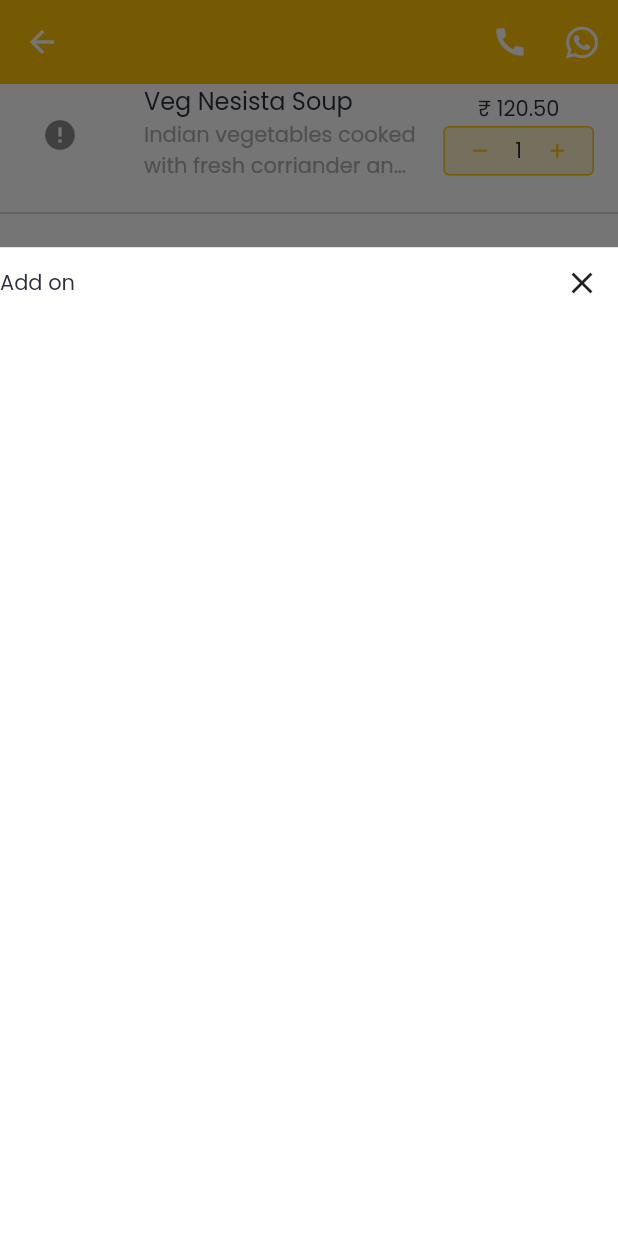
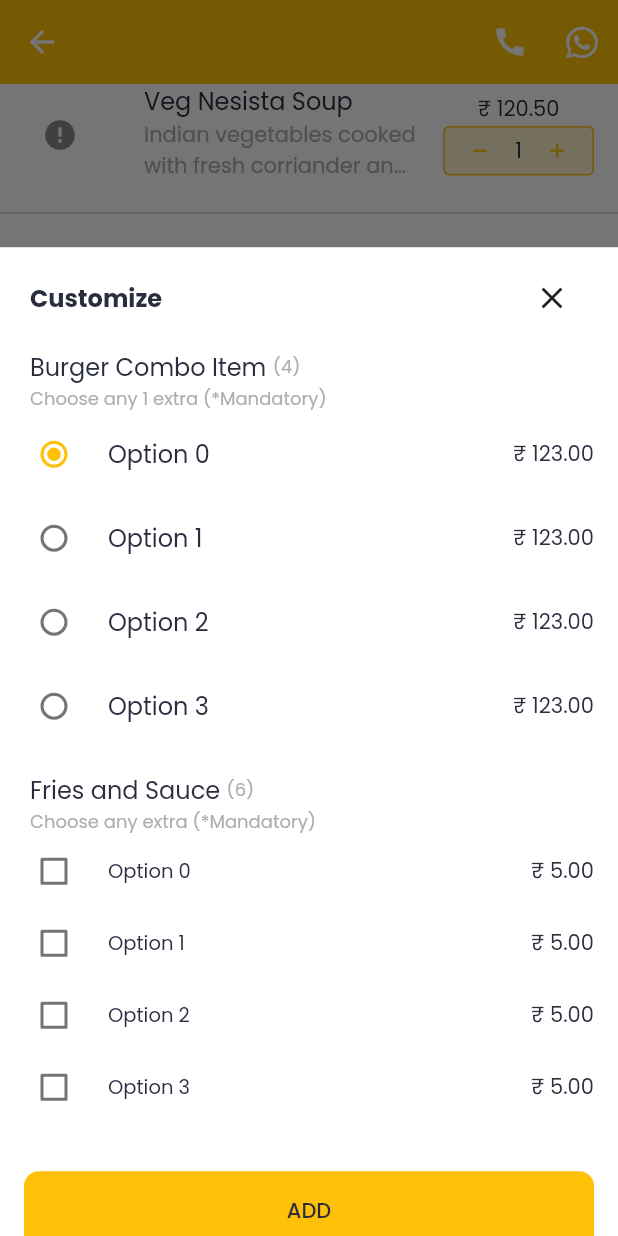
Before and after one commit to IamAKX/combojumbo-spoton, a Flutter app: the MenuScreen screen opened by its route, scrolled down 576 dp, after a tap on the "remove" icon, on a phone screen of 412 x 824 dp. Run offline on Flutter 3.47's test engine with Material 2 defaults, Android fonts, the phone set to English and light mode, and no system bars; drawn by our look-alikes of cached_network_image; our stand-ins replace awesome_dialog, carousel_slider, floating_bottom_navigation_bar, flutter_html, flutter_svg, font_awesome_flutter and 5 more; network calls fail.

Commit message:
menu ui screen

```diff
--- a/lib/screen/menu/menu_screen.dart
+++ b/lib/screen/menu/menu_screen.dart
@@ -188,7 +188,9 @@ class _MenuScreenState extends State<MenuScreen> {
                     'Indian vegetables cooked with fresh corriander and garnished with chopped veggies',
                 amount: '120.50',
                 imageUrl:
-                      'https://www.combojumbo.in/master/food/images/95image19122021-07-24-10-50-35nesista.jpg'),
+                    'https://www.combojumbo.in/master/food/images/95image19122021-07-24-10-50-35nesista.jpg',
+                parentContext: context,
+              ),
             },
             SizedBox(
               height: defaultPadding * 2,
@@ -204,7 +206,9 @@ class _MenuScreenState extends State<MenuScreen> {
                     'Paneer marinated in curd and indian spices cooked in tandoor',
                 amount: '230.50',
                 imageUrl:
-                      'https://www.combojumbo.in/master/food/images/107image16632021-06-29-18-57-17paneer-tikka.jpg'),
+                    'https://www.combojumbo.in/master/food/images/107image16632021-06-29-18-57-17paneer-tikka.jpg',
+                parentContext: context,
+              ),
             },
             SizedBox(
               height: defaultPadding * 2,
@@ -219,7 +223,9 @@ class _MenuScreenState extends State<MenuScreen> {
                 subTitle: 'A combination of our chef\'s specials',
                 amount: '180.50',
                 imageUrl:
-                      'https://www.combojumbo.in/master/food/images/293image18192021-07-24-10-58-35paneer-seekh-kebab--1.jpg'),
+                    'https://www.combojumbo.in/master/food/images/293image18192021-07-24-10-58-35paneer-seekh-kebab--1.jpg',
+                parentContext: context,
+              ),
             },
             SizedBox(
               height: defaultPadding,
--- a/lib/widgets/menu_item.dart
+++ b/lib/widgets/menu_item.dart
@@ -5,17 +5,19 @@ import 'package:cjspoton/utils/theme_config.dart';
 import 'package:flutter/material.dart';
 
 class MenuItem extends StatelessWidget {
-  const MenuItem({
+  MenuItem({
     Key? key,
     required this.title,
     required this.subTitle,
     required this.amount,
     required this.imageUrl,
+    required this.parentContext,
   }) : super(key: key);
   final String title;
   final String subTitle;
   final String amount;
   final String imageUrl;
+  final BuildContext parentContext;
 
   @override
   Widget build(BuildContext context) {
@@ -42,7 +44,7 @@ class MenuItem extends StatelessWidget {
                   children: [
                     InkWell(
                       onTap: () {
-                        addNewItemToCart(context);
+                        addNewItemToCart(parentContext);
                       },
                       child: Container(
                         padding: EdgeInsets.symmetric(
@@ -57,7 +59,9 @@ class MenuItem extends StatelessWidget {
                     ),
                     Text('1'),
                     InkWell(
-                      onTap: () {},
+                      onTap: () {
+                        addNewItemToCart(parentContext);
+                      },
                       child: Container(
                         padding: EdgeInsets.symmetric(
                             horizontal: defaultPadding,
@@ -102,31 +106,146 @@ class MenuItem extends StatelessWidget {
     );
   }
 
+  ScrollController _scrollController = ScrollController();
   Future<void> addNewItemToCart(BuildContext context) {
+    int singleSelectOption = 0;
+    List multiSelect = [];
     return showModalBottomSheet<void>(
       builder: (BuildContext context) {
         return FractionallySizedBox(
           heightFactor: 0.8,
           child: StatefulBuilder(builder: (context, setState) {
             return Column(
-                crossAxisAlignment: CrossAxisAlignment.start, children: [
-                  Row(
-                    children: [
-                      Text(
-                        "Add on",
-                        style: GoogleFonts.manrope(
-                          fontWeight: FontWeight.bold,
-                          color: TEXT_COLOR,
-                          fontSize: 18,
-                        ),
-                      ),
+                crossAxisAlignment: CrossAxisAlignment.start,
+                children: [
+                  Padding(
+                    padding: const EdgeInsets.symmetric(
+                        horizontal: 20, vertical: 10),
+                    child: Row(children: [
+                      Text('Customize',
+                          style:
+                              Theme.of(context).textTheme.subtitle1?.copyWith(
+                                    fontWeight: FontWeight.bold,
+                                  )),
                       Spacer(),
                       IconButton(
                         icon: Icon(Icons.close),
                         onPressed: () {
                           Navigator.of(context).pop();
                         },
+                      )
+                    ]),
+                  ),
+                  Expanded(
+                    child: NotificationListener(
+                      onNotification: (notification) {
+                        if (notification is ScrollEndNotification &&
+                            _scrollController.position.pixels == 0.0) {
+                          // Navigator.pop(context);
+                        }
+                        return true;
+                      },
+                      child: ListView(
+                        controller: _scrollController,
+                        children: [
+                          Padding(
+                            padding: const EdgeInsets.symmetric(horizontal: 20),
+                            child: Row(
+                              children: [
+                                Text(
+                                  'Burger Combo Item ',
+                                  style: Theme.of(context).textTheme.subtitle1,
+                                ),
+                                Text(
+                                  '(4)',
+                                  style: Theme.of(context).textTheme.caption,
+                                ),
+                              ],
+                            ),
+                          ),
+                          Padding(
+                            padding: const EdgeInsets.symmetric(horizontal: 20),
+                            child: Text(
+                              'Choose any 1 extra (*Mandatory)',
+                              style: Theme.of(context).textTheme.caption,
+                            ),
+                          ),
+                          for (var i = 0; i < 4; i++) ...{
+                            RadioListTile(
+                              title: Text('Option $i'),
+                              value: i,
+                              secondary: Text('${Constants.RUPEE} 123.00'),
+                              activeColor: primaryColor,
+                              groupValue: singleSelectOption,
+                              onChanged: (value) {
+                                setState(() {
+                                  singleSelectOption =
+                                      int.parse(value.toString());
+                                });
+                              },
+                            ),
+                          },
+                          SizedBox(
+                            height: defaultPadding,
+                          ),
+                          Padding(
+                            padding: const EdgeInsets.symmetric(horizontal: 20),
+                            child: Row(
+                              children: [
+                                Text(
+                                  'Fries and Sauce ',
+                                  style: Theme.of(context).textTheme.subtitle1,
+                                ),
+                                Text(
+                                  '(6)',
+                                  style: Theme.of(context).textTheme.caption,
+                                ),
+                              ],
+                            ),
+                          ),
+                          Padding(
+                            padding: const EdgeInsets.symmetric(horizontal: 20),
+                            child: Text(
+                              'Choose any extra (*Mandatory)',
+                              style: Theme.of(context).textTheme.caption,
+                            ),
+                          ),
+                          for (var i = 0; i < 4; i++) ...{
+                            CheckboxListTile(
+                              dense: true,
+                              title: Text('Option $i'),
+                              controlAffinity: ListTileControlAffinity.leading,
+                              value: multiSelect.contains(i),
+                              secondary: Text('${Constants.RUPEE} 5.00'),
+                              activeColor: primaryColor,
+                              onChanged: (value) {
+                                setState(() {
+                                  if (value!)
+                                    multiSelect.add(i);
+                                  else
+                                    multiSelect.remove(value);
+                                });
+                              },
+                            ),
+                          },
+                          SizedBox(
+                            height: defaultPadding * 2,
+                          ),
+                          Padding(
+                            padding: const EdgeInsets.symmetric(
+                                horizontal: defaultPadding),
+                            child: TextButton(
+                              onPressed: () {},
+                              child: Text(
+                                'ADD',
+                                style: Theme.of(context).textTheme.button,
+                              ),
+                            ),
+                          ),
+                        ],
                       ),
+                    ),
+                  ),
                 ]);
           }),
         );
```
Lines whose indentation alone changed are shown as unchanged.
